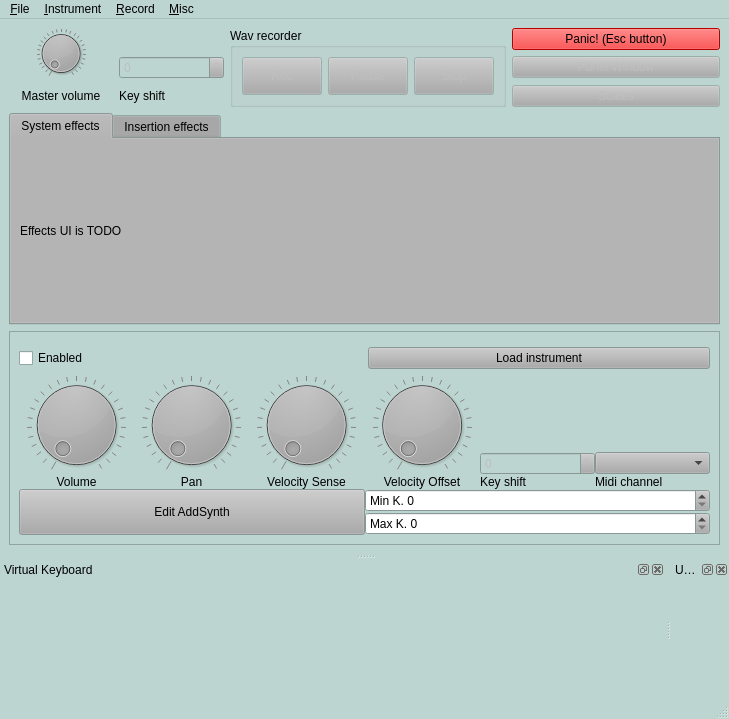
The window that src/NewUI/MasterUI.ui (saidinesh5/ZynAddSubFX) describes before a commit, drawn with Qt 5.
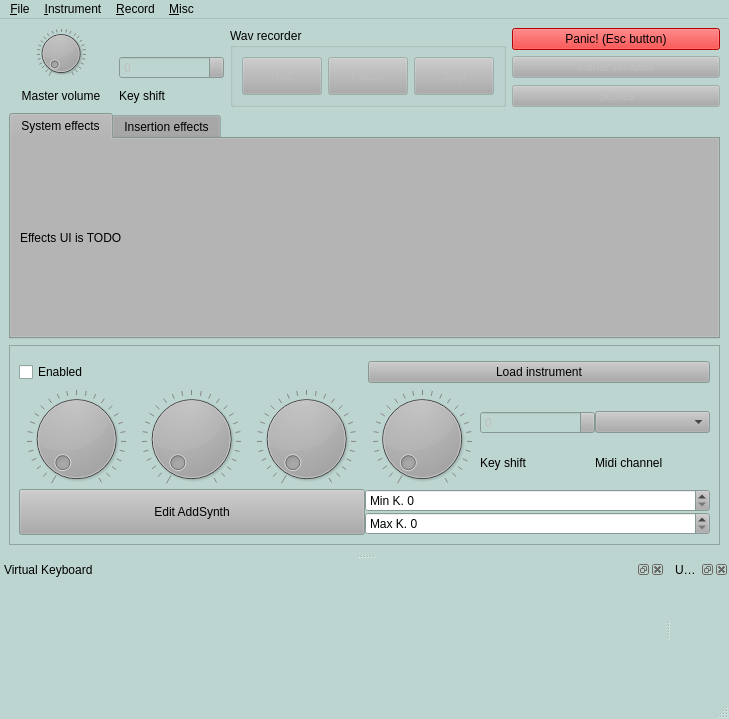
The same window after the commit. Custom widgets are drawn as their Qt base class.

Commit message: Label drawn in the dial

What changed in the file:
```diff
--- a/src/NewUI/MasterUI.ui
+++ b/src/NewUI/MasterUI.ui
@@ -755,7 +755,7 @@
           </property>
           <item>
            <layout class="QGridLayout" name="gridLayout_2">
-            <item row="0" column="0" rowspan="2">
+            <item row="0" column="0" rowspan="3">
              <widget class="Dial" name="partvolume">
               <property name="maximum">
                <number>127</number>
@@ -777,7 +777,7 @@
               </property>
              </widget>
             </item>
-            <item row="0" column="1" rowspan="2">
+            <item row="0" column="1" rowspan="3">
              <widget class="Dial" name="partPan">
               <property name="maximum">
                <number>127</number>
@@ -799,7 +799,7 @@
               </property>
              </widget>
             </item>
-            <item row="0" column="2" rowspan="2">
+            <item row="0" column="2" rowspan="3">
              <widget class="Dial" name="mastervolume_4">
               <property name="maximum">
                <number>127</number>
@@ -821,7 +821,7 @@
               </property>
              </widget>
             </item>
-            <item row="0" column="3" rowspan="2">
+            <item row="0" column="3" rowspan="3">
              <widget class="Dial" name="mastervolume_5">
               <property name="maximum">
                <number>127</number>
@@ -841,46 +841,9 @@
               <property name="controlId" stdset="0">
                <string>velocity_offset</string>
               </property>
-             </widget>
-            </item>
-            <item row="2" column="0">
-             <widget class="QLabel" name="label_3">
-              <property name="text">
-               <string>Volume</string>
-              </property>
-              <property name="alignment">
-               <set>Qt::AlignCenter</set>
-              </property>
-             </widget>
-            </item>
-            <item row="2" column="1">
-             <widget class="QLabel" name="label_4">
-              <property name="text">
-               <string>Pan</string>
-              </property>
-              <property name="alignment">
-               <set>Qt::AlignCenter</set>
-              </property>
-             </widget>
-            </item>
-            <item row="2" column="2">
-             <widget class="QLabel" name="label_5">
-              <property name="text">
-               <string>Velocity Sense</string>
-              </property>
-              <property name="alignment">
-               <set>Qt::AlignCenter</set>
-              </property>
-             </widget>
-            </item>
-            <item row="2" column="3">
-             <widget class="QLabel" name="label_6">
-              <property name="text">
+              <property name="caption" stdset="0">
                <string>Velocity Offset</string>
               </property>
-              <property name="alignment">
-               <set>Qt::AlignCenter</set>
-              </property>
              </widget>
             </item>
             <item row="2" column="4">
@@ -888,23 +851,38 @@
               <property name="text">
                <string>Key shift</string>
               </property>
+              <property name="alignment">
+               <set>Qt::AlignLeading|Qt::AlignLeft|Qt::AlignTop</set>
+              </property>
              </widget>
             </item>
-            <item row="1" column="4">
+            <item row="0" column="4" rowspan="2">
              <widget class="QSpinBox" name="spinBox_3">
               <property name="enabled">
                <bool>false</bool>
               </property>
+              <property name="sizePolicy">
+               <sizepolicy hsizetype="Minimum" vsizetype="Maximum">
+                <horstretch>0</horstretch>
+                <verstretch>0</verstretch>
+               </sizepolicy>
+              </property>
               <property name="prefix">
                <string/>
               </property>
              </widget>
             </item>
-            <item row="1" column="5">
+            <item row="0" column="5" rowspan="2">
              <widget class="ComboBox" name="partChannelReceiver">
               <property name="enabled">
                <bool>true</bool>
               </property>
+              <property name="sizePolicy">
+               <sizepolicy hsizetype="Preferred" vsizetype="Maximum">
+                <horstretch>0</horstretch>
+                <verstretch>0</verstretch>
+               </sizepolicy>
+              </property>
               <property name="controlId" stdset="0">
                <string>ReceiveChannel</string>
               </property>
@@ -915,34 +893,11 @@
               <property name="text">
                <string>Midi channel</string>
               </property>
+              <property name="alignment">
+               <set>Qt::AlignLeading|Qt::AlignLeft|Qt::AlignTop</set>
+              </property>
              </widget>
             </item>
-            <item row="0" column="4">
-             <spacer name="verticalSpacer">
-              <property name="orientation">
-               <enum>Qt::Vertical</enum>
-              </property>
-              <property name="sizeHint" stdset="0">
-               <size>
-                <width>20</width>
-                <height>40</height>
-               </size>
-              </property>
-             </spacer>
-            </item>
-            <item row="0" column="5">
-             <spacer name="verticalSpacer_2">
-              <property name="orientation">
-               <enum>Qt::Vertical</enum>
-              </property>
-              <property name="sizeHint" stdset="0">
-               <size>
-                <width>20</width>
-                <height>40</height>
-               </size>
-              </property>
-             </spacer>
-            </item>
            </layout>
           </item>
           <item>
@@ -1077,17 +1032,17 @@
    <extends>QComboBox</extends>
    <header>ComboBox.h</header>
   </customwidget>
+  <customwidget>
+   <class>CheckBox</class>
+   <extends>QCheckBox</extends>
+   <header>CheckBox.h</header>
+  </customwidget>
   <customwidget>
    <class>SiblingBar</class>
    <extends>QWidget</extends>
    <header>SiblingBar.h</header>
    <container>1</container>
   </customwidget>
-  <customwidget>
-   <class>CheckBox</class>
-   <extends>QCheckBox</extends>
-   <header>CheckBox.h</header>
-  </customwidget>
   <customwidget>
    <class>Button</class>
    <extends>QPushButton</extends>
```
Left out of the diff: 9 changed lines with no effect on the pictures. The commit also changes 3 other files.
